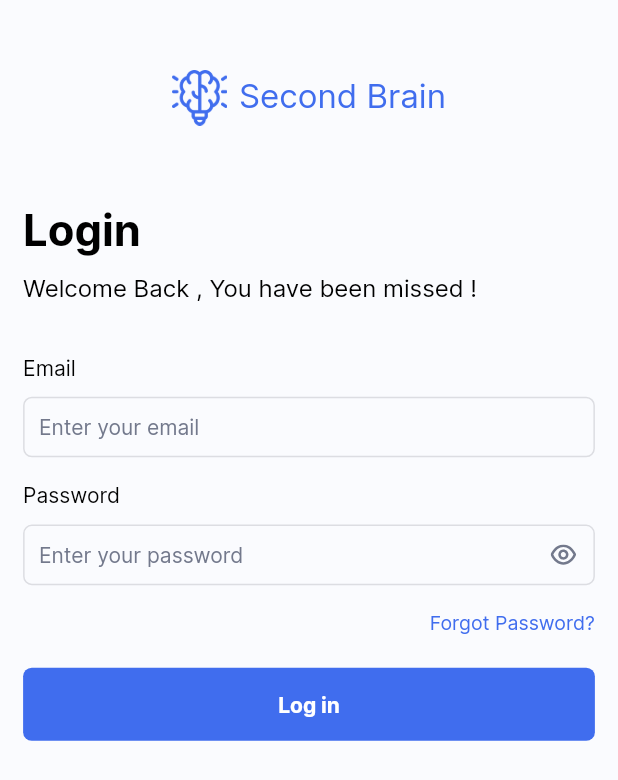
After one commit to DhiWise/Second-Brain, a Flutter app: the AppNavigationScreen screen opened by its route, after a tap on "calendarApp", on a phone screen of 412 x 824 dp. The commit adds this screen. Shown: the top 780 px of the screen. Run offline on Flutter 3.47's test engine with Material 2 defaults, Android fonts, the phone set to English and light mode, and no system bars; our stand-ins replace cached_network_image, carousel_slider, connectivity_plus, file_picker, flutter_svg, fluttertoast and 5 more; missing offline and left inert: connectivity_plus_web, shared_preferences_web; accounts and stored records are empty; network calls fail.

Commit message:
fix some messages

```diff
--- a/lib/localization/en_us/en_us_translations.dart
+++ b/lib/localization/en_us/en_us_translations.dart
@@ -16,7 +16,7 @@ final Map<String, String> enUs = {
   "lbl_tasks": "Tasks",
   "lbl_app_navigation": "App Navigation",
   "msg_enter_your_pass": "Enter your password",
-  "lbl_calender": "Calender",
+  "lbl_calendar": "calendar",
   "lbl_today": "Today",
   "lbl_read": "read",
   "lbl_work": "Work",
@@ -66,7 +66,7 @@ final Map<String, String> enUs = {
   "lbl_september_2022": "September 2022",
   "lbl_personal_growth": "Personal Growth",
   "lbl_all": "All",
-  "lbl_calenderapp": "calenderApp",
+  "lbl_calendarapp": "calendarApp",
   "lbl_tomorrow": "Tomorrow",
   "lbl_1_3": "1/3",
   "lbl_completed": "Completed",
--- a/lib/presentation/app_navigation_screen/app_navigation_screen.dart
+++ b/lib/presentation/app_navigation_screen/app_navigation_screen.dart
@@ -62,7 +62,7 @@ class AppNavigationScreen extends GetWidget<AppNavigationController> {
                                       children: [
                                         GestureDetector(
                                             onTap: () {
-                                              onTapCalender();
+                                              onTapcalendar();
                                             },
                                             child: Container(
                                                 width:
@@ -87,7 +87,7 @@ class AppNavigationScreen extends GetWidget<AppNavigationController> {
                                                                       bottom:
                                                                           10),
                                                               child: Text(
-                                                                  "lbl_calender"
+                                                                  "lbl_calendar"
                                                                       .tr,
                                                                   overflow:
                                                                       TextOverflow
@@ -164,7 +164,7 @@ class AppNavigationScreen extends GetWidget<AppNavigationController> {
                                                     ]))),
                                         GestureDetector(
                                             onTap: () {
-                                              onTapCalenderApp();
+                                              onTapcalendarApp();
                                             },
                                             child: Container(
                                                 width:
@@ -189,7 +189,7 @@ class AppNavigationScreen extends GetWidget<AppNavigationController> {
                                                                       bottom:
                                                                           10),
                                                               child: Text(
-                                                                  "lbl_calenderapp"
+                                                                  "lbl_calendarapp"
                                                                       .tr,
                                                                   overflow:
                                                                       TextOverflow
@@ -676,16 +676,16 @@ class AppNavigationScreen extends GetWidget<AppNavigationController> {
                 ]))));
   }
 
-  onTapCalender() {
-    Get.toNamed(AppRoutes.calenderScreen);
+  onTapcalendar() {
+    Get.toNamed(AppRoutes.calendarScreen);
   }
 
   onTapNotes() {
     Get.toNamed(AppRoutes.notesScreen);
   }
 
-  onTapCalenderApp() {
-    Get.toNamed(AppRoutes.calenderappScreen);
+  onTapcalendarApp() {
+    Get.toNamed(AppRoutes.calendarappScreen);
   }
 
   onTapLogin() {
--- /dev/null
+++ b/lib/presentation/calendarapp_screen/binding/calendarapp_binding.dart
@@ -0,0 +1,9 @@
+import '../controller/calendarapp_controller.dart';
+import 'package:get/get.dart';
+
+class CalendarappBinding extends Bindings {
+  @override
+  void dependencies() {
+    Get.lazyPut(() => CalendarappController());
+  }
+}
--- /dev/null
+++ b/lib/presentation/calendarapp_screen/calendarapp_screen.dart
@@ -0,0 +1,224 @@
+import 'controller/calendarapp_controller.dart';
+import 'package:flutter/material.dart';
+import 'package:secondbrain_app/core/app_export.dart';
+import 'package:secondbrain_app/core/utils/validation_functions.dart';
+import 'package:secondbrain_app/widgets/custom_button.dart';
+import 'package:secondbrain_app/widgets/custom_text_form_field.dart';
+
+class CalendarappScreen extends GetWidget<CalendarappController> {
+  GlobalKey<FormState> _formKey = GlobalKey<FormState>();
+
+  @override
+  Widget build(BuildContext context) {
+    return SafeArea(
+      child: Scaffold(
+        backgroundColor: ColorConstant.gray51,
+        body: Container(
+          width: size.width,
+          child: SingleChildScrollView(
+            child: Form(
+              key: _formKey,
+              autovalidateMode: AutovalidateMode.onUserInteraction,
+              child: Container(
+                child: Column(
+                  mainAxisSize: MainAxisSize.min,
+                  crossAxisAlignment: CrossAxisAlignment.start,
+                  mainAxisAlignment: MainAxisAlignment.start,
+                  children: [
+                    Align(
+                      alignment: Alignment.center,
+                      child: Padding(
+                        padding: getPadding(
+                          left: 16,
+                          top: 50,
+                          right: 16,
+                        ),
+                        child: Row(
+                          mainAxisAlignment: MainAxisAlignment.center,
+                          crossAxisAlignment: CrossAxisAlignment.center,
+                          mainAxisSize: MainAxisSize.min,
+                          children: [
+                            CommonImageView(
+                              imagePath: ImageConstant.imgIdea21,
+                              height: getSize(
+                                40.00,
+                              ),
+                              width: getSize(
+                                40.00,
+                              ),
+                            ),
+                            Padding(
+                              padding: getPadding(
+                                left: 8,
+                                top: 7,
+                                bottom: 8,
+                              ),
+                              child: Text(
+                                "lbl_second_brain".tr,
+                                overflow: TextOverflow.ellipsis,
+                                textAlign: TextAlign.left,
+                                style: AppStyle.txtInterSemiBold24.copyWith(
+                                  height: 1.00,
+                                ),
+                              ),
+                            ),
+                          ],
+                        ),
+                      ),
+                    ),
+                    Padding(
+                      padding: getPadding(
+                        left: 16,
+                        top: 56,
+                        right: 16,
+                      ),
+                      child: Text(
+                        "lbl_login".tr,
+                        overflow: TextOverflow.ellipsis,
+                        textAlign: TextAlign.left,
+                        style: AppStyle.txtInterBold32.copyWith(),
+                      ),
+                    ),
+                    Padding(
+                      padding: getPadding(
+                        left: 16,
+                        top: 15,
+                        right: 16,
+                      ),
+                      child: Text(
+                        "msg_welcome_back".tr,
+                        overflow: TextOverflow.ellipsis,
+                        textAlign: TextAlign.left,
+                        style: AppStyle.txtInterRegular18.copyWith(
+                          height: 1.00,
+                        ),
+                      ),
+                    ),
+                    Padding(
+                      padding: getPadding(
+                        left: 16,
+                        top: 41,
+                        right: 16,
+                      ),
+                      child: Text(
+                        "lbl_email".tr,
+                        overflow: TextOverflow.ellipsis,
+                        textAlign: TextAlign.left,
+                        style: AppStyle.txtInterRegular16Black900.copyWith(
+                          height: 1.00,
+                        ),
+                      ),
+                    ),
+                    CustomTextFormField(
+                      width: 396,
+                      focusNode: FocusNode(),
+                      controller: controller.inputFieldController,
+                      hintText: "msg_enter_your_emai".tr,
+                      margin: getMargin(
+                        left: 16,
+                        top: 12,
+                        right: 16,
+                      ),
+                      alignment: Alignment.center,
+                      validator: (value) {
+                        if (value == null ||
+                            (!isValidEmail(value, isRequired: true))) {
+                          return "Please enter valid email";
+                        }
+                        return null;
+                      },
+                    ),
+                    Padding(
+                      padding: getPadding(
+                        left: 16,
+                        top: 21,
+                        right: 16,
+                      ),
+                      child: Text(
+                        "lbl_password".tr,
+                        overflow: TextOverflow.ellipsis,
+                        textAlign: TextAlign.left,
+                        style: AppStyle.txtInterRegular16Black900.copyWith(
+                          height: 1.00,
+                        ),
+                      ),
+                    ),
+                    CustomTextFormField(
+                      width: 396,
+                      focusNode: FocusNode(),
+                      controller: controller.inputFieldOneController,
+                      hintText: "msg_enter_your_pass".tr,
+                      margin: getMargin(
+                        left: 16,
+                        top: 12,
+                        right: 16,
+                      ),
+                      textInputAction: TextInputAction.done,
+                      alignment: Alignment.center,
+                      suffix: Container(
+                        margin: getMargin(
+                          left: 30,
+                          top: 14,
+                          right: 13,
+                          bottom: 14,
+                        ),
+                        child: CommonImageView(
+                          svgPath: ImageConstant.imgEye,
+                        ),
+                      ),
+                      suffixConstraints: BoxConstraints(
+                        minWidth: getHorizontalSize(
+                          16.00,
+                        ),
+                        minHeight: getVerticalSize(
+                          13.00,
+                        ),
+                      ),
+                      validator: (value) {
+                        if (value == null ||
+                            (!isValidPassword(value, isRequired: true))) {
+                          return "Please enter valid password";
+                        }
+                        return null;
+                      },
+                      isObscureText: true,
+                    ),
+                    Align(
+                      alignment: Alignment.centerRight,
+                      child: Padding(
+                        padding: getPadding(
+                          left: 16,
+                          top: 21,
+                          right: 16,
+                        ),
+                        child: Text(
+                          "msg_forgot_password".tr,
+                          overflow: TextOverflow.ellipsis,
+                          textAlign: TextAlign.left,
+                          style: AppStyle.txtInterRegular14IndigoA200.copyWith(
+                            height: 1.00,
+                          ),
+                        ),
+                      ),
+                    ),
+                    CustomButton(
+                      width: 396,
+                      text: "lbl_log_in2".tr,
+                      margin: getMargin(
+                        left: 16,
+                        top: 24,
+                        right: 16,
+                        bottom: 20,
+                      ),
+                      alignment: Alignment.center,
+                    ),
+                  ],
+                ),
+              ),
+            ),
+          ),
+        ),
+      ),
+    );
+  }
+}
--- /dev/null
+++ b/lib/presentation/calendarapp_screen/controller/calendarapp_controller.dart
@@ -0,0 +1,23 @@
+import '/core/app_export.dart';
+import 'package:secondbrain_app/presentation/calendarapp_screen/models/calendarapp_model.dart';
+import 'package:flutter/material.dart';
+
+class CalendarappController extends GetxController {
+  TextEditingController inputFieldController = TextEditingController();
+
+  TextEditingController inputFieldOneController = TextEditingController();
+
+  Rx<CalendarappModel> calendarappModelObj = CalendarappModel().obs;
+
+  @override
+  void onReady() {
+    super.onReady();
+  }
+
+  @override
+  void onClose() {
+    super.onClose();
+    inputFieldController.dispose();
+    inputFieldOneController.dispose();
+  }
+}
--- /dev/null
+++ b/lib/presentation/calendarapp_screen/models/calendarapp_model.dart
@@ -0,0 +1 @@
+class CalendarappModel {}
--- a/lib/presentation/hamberger_menu_draweritem/hamberger_menu_draweritem.dart
+++ b/lib/presentation/hamberger_menu_draweritem/hamberger_menu_draweritem.dart
@@ -272,14 +272,14 @@ class HambergerMenuDraweritem extends StatelessWidget {
                                           alignment: Alignment.centerLeft,
                                           child: GestureDetector(
                                               onTap: () {
-                                                onTapTxtCalender();
+                                                onTapTxtcalendar();
                                               },
                                               child: Padding(
                                                   padding: getPadding(
                                                       left: 40,
                                                       top: 23,
                                                       right: 40),
-                                                  child: Text("lbl_calender".tr,
+                                                  child: Text("lbl_calendar".tr,
                                                       overflow:
                                                           TextOverflow.ellipsis,
                                                       textAlign: TextAlign.left,
@@ -466,7 +466,7 @@ class HambergerMenuDraweritem extends StatelessWidget {
   onTapTxtDashboards() {
     Get.toNamed(AppRoutes.mainScreen);
   }
-  onTapTxtCalender() {
+  onTapTxtcalendar() {
     Get.defaultDialog(
         onConfirm: () => Get.back(),
         title: "Alert",
--- a/lib/routes/app_routes.dart
+++ b/lib/routes/app_routes.dart
@@ -1,8 +1,8 @@
 
 import 'package:secondbrain_app/presentation/notes_screen/notes_screen.dart';
 import 'package:secondbrain_app/presentation/notes_screen/binding/notes_binding.dart';
-import 'package:secondbrain_app/presentation/calenderapp_screen/calenderapp_screen.dart';
-import 'package:secondbrain_app/presentation/calenderapp_screen/binding/calenderapp_binding.dart';
+import 'package:secondbrain_app/presentation/calendarapp_screen/calendarapp_screen.dart';
+import 'package:secondbrain_app/presentation/calendarapp_screen/binding/calendarapp_binding.dart';
 import 'package:secondbrain_app/presentation/login_screen/login_screen.dart';
 import 'package:secondbrain_app/presentation/login_screen/binding/login_binding.dart';
 import 'package:secondbrain_app/presentation/insert_screen/insert_screen.dart';
@@ -26,11 +26,11 @@ import 'package:secondbrain_app/presentation/app_navigation_screen/binding/app_n
 import 'package:get/get.dart';
 
 class AppRoutes {
-  static String calenderScreen = '/calender_screen';
+  static String calendarScreen = '/calendar_screen';
 
   static String notesScreen = '/notes_screen';
 
-  static String calenderappScreen = '/calenderapp_screen';
+  static String calendarappScreen = '/calendarapp_screen';
 
   static String loginScreen = '/login_screen';
 
@@ -63,10 +63,10 @@ class AppRoutes {
       ],
     ),
     GetPage(
-      name: calenderappScreen,
-      page: () => CalenderappScreen(),
+      name: calendarappScreen,
+      page: () => CalendarappScreen(),
       bindings: [
-        CalenderappBinding(),
+        CalendarappBinding(),
       ],
     ),
     GetPage(
```
Also changed, not shown: 1 other file.
